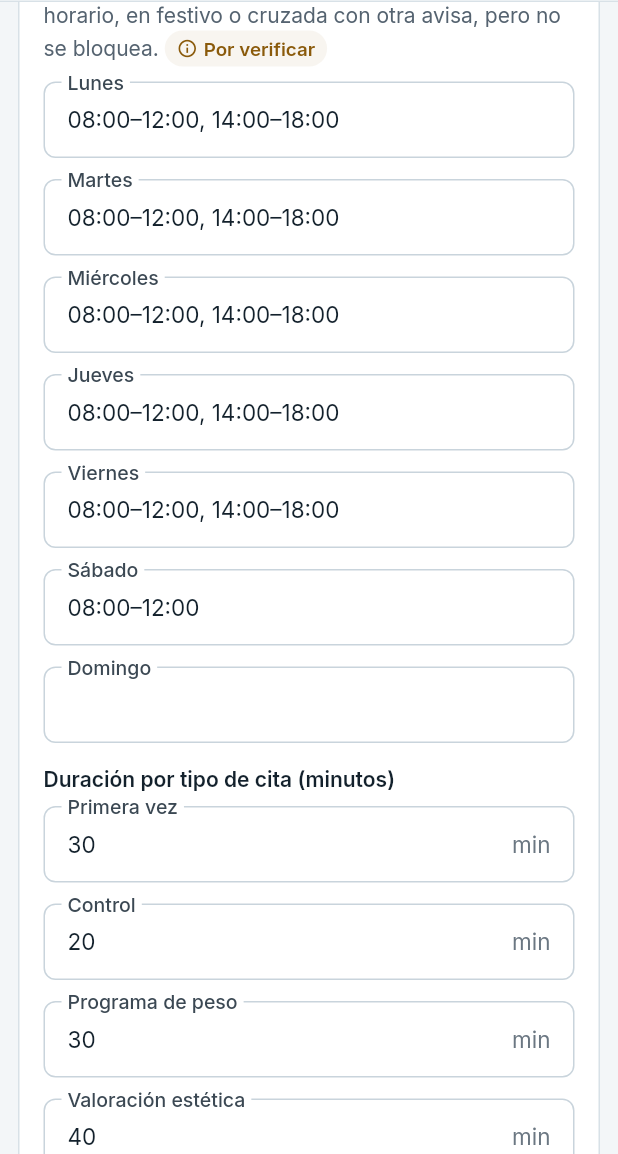
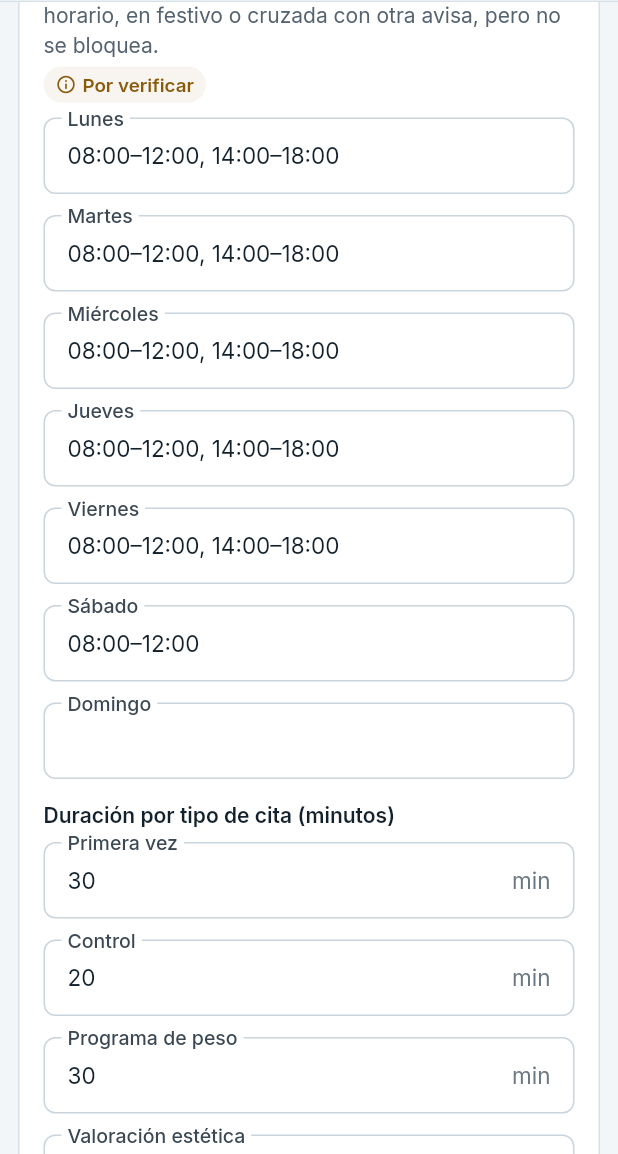
Before and after one commit to sp110000/historiasclinicas_net, a Flutter app: the AjustesConsultorioPage screen opened directly, scrolled down 1152 dp, on a phone screen of 412 x 824 dp, the part 82-1236 px from its top. Run offline on Flutter 3.47's test engine with Material 3 defaults, Android fonts, the phone set to English and light mode, and no system bars; our stand-ins replace flutter_riverpod, flutter_secure_storage, go_router, pdf, printing, shared_preferences and 1 more; missing offline and left inert: cryptography, dart:js_interop, json_schema; accounts and stored records are empty; project files that could hold a hidden picture were left out.

Commit message:
Notas VERIFICAR: el chip, su propio botón debajo del texto
Dentro del párrafo (WidgetSpan), el motor web leía el párrafo entero como
un botón con el globo de ayuda como nombre. Ahora el texto va como texto y
el chip debajo, con el nombre «Por verificar: <la nota>»; prueba de
semántica.

Co-Authored-By: Claude Opus 5.5 <noreply@anthropic.com>
Claude-Session: https://claude.ai/code/session_01FQf1d7XttzKQGuBVQ6ZGx9

```diff
--- a/lib/features/consultorio/widgets/texto_normativo.dart
+++ b/lib/features/consultorio/widgets/texto_normativo.dart
@@ -65,20 +65,27 @@ class TextoNormativo extends ConsumerWidget {
       );
     }
     ref.watch(versionIndiceProvider);
-    return Text.rich(
-      TextSpan(
+    // El texto y, debajo, el chip como su propio botón: dentro del párrafo,
+    // el lector de pantalla leía el párrafo entero como un botón.
+    return Column(
+      mainAxisSize: MainAxisSize.min,
+      crossAxisAlignment: textAlign == TextAlign.center
+          ? CrossAxisAlignment.center
+          : CrossAxisAlignment.start,
       children: [
-          if (sep.limpio.isNotEmpty) TextSpan(text: '${sep.limpio} '),
-          WidgetSpan(
-            alignment: PlaceholderAlignment.middle,
-            child: ChipVerificar(texto: texto, notas: sep.notas),
-          ),
-        ],
-      ),
+        if (sep.limpio.isNotEmpty)
+          Text(
+            sep.limpio,
             style: style,
             textAlign: textAlign,
             maxLines: maxLines,
             overflow: overflow,
+          ),
+        Padding(
+          padding: const EdgeInsets.only(top: 4),
+          child: ChipVerificar(texto: texto, notas: sep.notas),
+        ),
+      ],
     );
   }
 }
@@ -98,13 +105,15 @@ class ChipVerificar extends ConsumerWidget {
     final etiqueta = v == null
         ? 'Por verificar'
         : 'Verificado el ${formatoFecha(v.fecha)} · ${v.fuente}';
-    return Tooltip(
-      message: notas.join('\n'),
-      child: Semantics(
+    return Semantics(
+      container: true,
       button: true,
       label: '$etiqueta: ${notas.join('; ')}',
       excludeSemantics: true,
       onTap: () => verificarNota(context, ref, texto),
+      child: Tooltip(
+        message: notas.join('\n'),
+        excludeFromSemantics: true,
         child: InkWell(
           borderRadius: RadiosMarca.pildora,
           onTap: () => verificarNota(context, ref, texto),
```
Also changed, not shown: 1 other file. Lines whose indentation alone changed are shown as unchanged.
